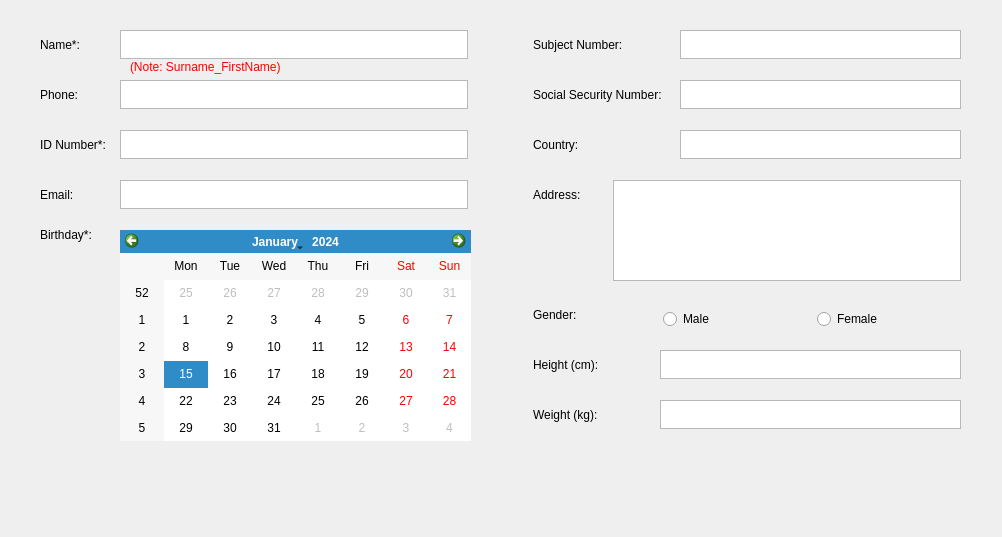
Old version of the form DesktopApp/createnewpatientdialog.ui in the repository michaelfong2017/landmark-annotator-desktop.
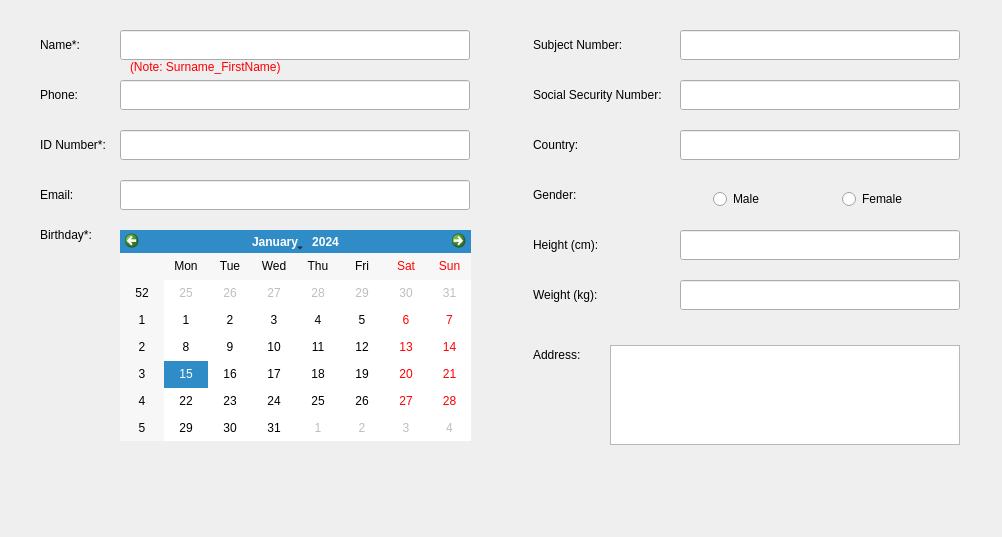
New version of the form.

What changed in the file:
```diff
--- a/DesktopApp/createnewpatientdialog.ui
+++ b/DesktopApp/createnewpatientdialog.ui
@@ -13,24 +13,11 @@
   <property name="windowTitle">
    <string>Dialog</string>
   </property>
-  <widget class="QTextEdit" name="emailInput">
-   <property name="geometry">
-    <rect>
-     <x>120</x>
-     <y>180</y>
-     <width>348</width>
-     <height>29</height>
-    </rect>
-   </property>
-   <property name="styleSheet">
-    <string notr="true">font: 12px &quot;MS Shell Dlg 2&quot;;</string>
-   </property>
-  </widget>
   <widget class="QLabel" name="heightLabel">
    <property name="geometry">
     <rect>
      <x>533</x>
-     <y>350</y>
+     <y>230</y>
      <width>111</width>
      <height>29</height>
     </rect>
@@ -47,8 +34,8 @@
     <rect>
      <x>40</x>
      <y>180</y>
-     <width>81</width>
-     <height>29</height>
+     <width>80</width>
+     <height>30</height>
     </rect>
    </property>
    <property name="styleSheet">
@@ -63,8 +50,8 @@
     <rect>
      <x>40</x>
      <y>30</y>
-     <width>81</width>
-     <height>29</height>
+     <width>80</width>
+     <height>30</height>
     </rect>
    </property>
    <property name="styleSheet">
@@ -74,19 +61,6 @@
     <string>Name*:</string>
    </property>
   </widget>
-  <widget class="QTextEdit" name="nameInput">
-   <property name="geometry">
-    <rect>
-     <x>120</x>
-     <y>30</y>
-     <width>348</width>
-     <height>29</height>
-    </rect>
-   </property>
-   <property name="styleSheet">
-    <string notr="true">font: 12px &quot;MS Shell Dlg 2&quot;;</string>
-   </property>
-  </widget>
   <widget class="QLabel" name="subjectNumberLabel">
    <property name="geometry">
     <rect>
@@ -107,7 +81,7 @@
    <property name="geometry">
     <rect>
      <x>533</x>
-     <y>400</y>
+     <y>280</y>
      <width>111</width>
      <height>29</height>
     </rect>
@@ -119,52 +93,13 @@
     <string>Weight (kg):</string>
    </property>
   </widget>
-  <widget class="QTextEdit" name="subjectNumberInput">
-   <property name="geometry">
-    <rect>
-     <x>680</x>
-     <y>30</y>
-     <width>281</width>
-     <height>29</height>
-    </rect>
-   </property>
-   <property name="styleSheet">
-    <string notr="true">font: 12px &quot;MS Shell Dlg 2&quot;;</string>
-   </property>
-  </widget>
-  <widget class="QTextEdit" name="nationalityInput">
-   <property name="geometry">
-    <rect>
-     <x>680</x>
-     <y>130</y>
-     <width>281</width>
-     <height>29</height>
-    </rect>
-   </property>
-   <property name="styleSheet">
-    <string notr="true">font: 12px &quot;MS Shell Dlg 2&quot;;</string>
-   </property>
-  </widget>
-  <widget class="QTextEdit" name="socialSecurityInput">
-   <property name="geometry">
-    <rect>
-     <x>680</x>
-     <y>80</y>
-     <width>281</width>
-     <height>29</height>
-    </rect>
-   </property>
-   <property name="styleSheet">
-    <string notr="true">font: 12px &quot;MS Shell Dlg 2&quot;;</string>
-   </property>
-  </widget>
   <widget class="QLabel" name="dobLabel">
    <property name="geometry">
     <rect>
      <x>40</x>
      <y>220</y>
-     <width>71</width>
-     <height>29</height>
+     <width>80</width>
+     <height>30</height>
     </rect>
    </property>
    <property name="text">
@@ -174,23 +109,10 @@
   <widget class="QTextEdit" name="addressInput">
    <property name="geometry">
     <rect>
-     <x>613</x>
-     <y>180</y>
-     <width>348</width>
-     <height>101</height>
-    </rect>
-   </property>
-   <property name="styleSheet">
-    <string notr="true">font: 12px &quot;MS Shell Dlg 2&quot;;</string>
-   </property>
-  </widget>
-  <widget class="QTextEdit" name="weightInput">
-   <property name="geometry">
-    <rect>
-     <x>660</x>
-     <y>400</y>
-     <width>301</width>
-     <height>29</height>
+     <x>610</x>
+     <y>345</y>
+     <width>350</width>
+     <height>100</height>
     </rect>
    </property>
    <property name="styleSheet">
@@ -201,7 +123,7 @@
    <property name="geometry">
     <rect>
      <x>533</x>
-     <y>300</y>
+     <y>180</y>
      <width>121</width>
      <height>29</height>
     </rect>
@@ -213,19 +135,6 @@
     <string>Gender:</string>
    </property>
   </widget>
-  <widget class="QTextEdit" name="idInput">
-   <property name="geometry">
-    <rect>
-     <x>120</x>
-     <y>130</y>
-     <width>348</width>
-     <height>29</height>
-    </rect>
-   </property>
-   <property name="styleSheet">
-    <string notr="true">font: 12px &quot;MS Shell Dlg 2&quot;;</string>
-   </property>
-  </widget>
   <widget class="QLabel" name="socialSecurityLabel">
    <property name="geometry">
     <rect>
@@ -247,8 +156,8 @@
     <rect>
      <x>40</x>
      <y>80</y>
-     <width>81</width>
-     <height>29</height>
+     <width>80</width>
+     <height>30</height>
     </rect>
    </property>
    <property name="styleSheet">
@@ -258,25 +167,12 @@
     <string>Phone:</string>
    </property>
   </widget>
-  <widget class="QTextEdit" name="phoneInput">
-   <property name="geometry">
-    <rect>
-     <x>120</x>
-     <y>80</y>
-     <width>348</width>
-     <height>29</height>
-    </rect>
-   </property>
-   <property name="styleSheet">
-    <string notr="true">font: 12px &quot;MS Shell Dlg 2&quot;;</string>
-   </property>
-  </widget>
   <widget class="QWidget" name="horizontalLayoutWidget_2">
    <property name="geometry">
     <rect>
-     <x>663</x>
-     <y>300</y>
-     <width>301</width>
+     <x>713</x>
+     <y>180</y>
+     <width>251</width>
      <height>39</height>
     </rect>
    </property>
@@ -307,7 +203,7 @@
    <property name="geometry">
     <rect>
      <x>533</x>
-     <y>180</y>
+     <y>340</y>
      <width>81</width>
      <height>29</height>
     </rect>
@@ -353,8 +249,8 @@
     <rect>
      <x>40</x>
      <y>130</y>
-     <width>81</width>
-     <height>29</height>
+     <width>80</width>
+     <height>30</height>
     </rect>
    </property>
    <property name="styleSheet">
@@ -364,25 +260,12 @@
     <string>ID Number*:</string>
    </property>
   </widget>
-  <widget class="QTextEdit" name="heightInput">
-   <property name="geometry">
-    <rect>
-     <x>660</x>
-     <y>350</y>
-     <width>301</width>
-     <height>29</height>
-    </rect>
-   </property>
-   <property name="styleSheet">
-    <string notr="true">font: 12px &quot;MS Shell Dlg 2&quot;;</string>
-   </property>
-  </widget>
   <widget class="QDialogButtonBox" name="buttonBox">
    <property name="geometry">
     <rect>
-     <x>860</x>
+     <x>720</x>
      <y>480</y>
-     <width>101</width>
+     <width>241</width>
      <height>31</height>
     </rect>
    </property>
@@ -442,6 +325,96 @@
     <string>(Note: Surname_FirstName)</string>
    </property>
   </widget>
+  <widget class="QLineEdit" name="nameInput">
+   <property name="geometry">
+    <rect>
+     <x>120</x>
+     <y>30</y>
+     <width>350</width>
+     <height>30</height>
+    </rect>
+   </property>
+  </widget>
+  <widget class="QLineEdit" name="phoneInput">
+   <property name="geometry">
+    <rect>
+     <x>120</x>
+     <y>80</y>
+     <width>350</width>
+     <height>30</height>
+    </rect>
+   </property>
+  </widget>
+  <widget class="QLineEdit" name="idInput">
+   <property name="geometry">
+    <rect>
+     <x>120</x>
+     <y>130</y>
+     <width>350</width>
+     <height>30</height>
+    </rect>
+   </property>
+  </widget>
+  <widget class="QLineEdit" name="emailInput">
+   <property name="geometry">
+    <rect>
+     <x>120</x>
+     <y>180</y>
+     <width>350</width>
+     <height>30</height>
+    </rect>
+   </property>
+  </widget>
+  <widget class="QLineEdit" name="subjectNumberInput">
+   <property name="geometry">
+    <rect>
+     <x>680</x>
+     <y>30</y>
+     <width>280</width>
+     <height>30</height>
+    </rect>
+   </property>
+  </widget>
+  <widget class="QLineEdit" name="socialSecurityInput">
+   <property name="geometry">
+    <rect>
+     <x>680</x>
+     <y>80</y>
+     <width>280</width>
+     <height>30</height>
+    </rect>
+   </property>
+  </widget>
+  <widget class="QLineEdit" name="nationalityInput">
+   <property name="geometry">
+    <rect>
+     <x>680</x>
+     <y>130</y>
+     <width>280</width>
+     <height>30</height>
+    </rect>
+   </property>
+  </widget>
+  <widget class="QLineEdit" name="heightInput">
+   <property name="geometry">
+    <rect>
+     <x>680</x>
+     <y>230</y>
+     <width>280</width>
+     <height>30</height>
+    </rect>
+   </property>
+  </widget>
+  <widget class="QLineEdit" name="weightInput">
+   <property name="geometry">
+    <rect>
+     <x>680</x>
+     <y>280</y>
+     <width>280</width>
+     <height>30</height>
+    </rect>
+   </property>
+  </widget>
  </widget>
  <resources/>
  <connections/>
```
